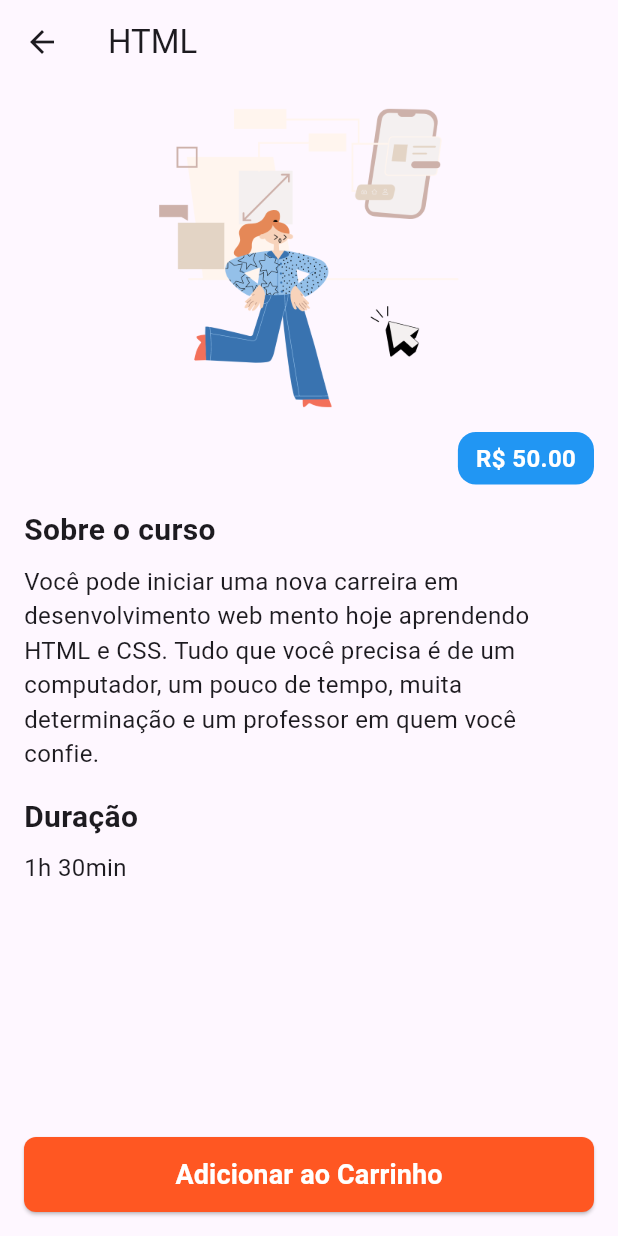
After one commit to vctrsoares/Projeto_titan, a Flutter app: the CourseDetailPage screen opened directly, on a phone screen of 412 x 824 dp. The commit adds this screen. Run offline on Flutter 3.47's test engine with Material 3 defaults, Android fonts, the phone set to English and light mode, and no system bars.

Commit message:
add product detail do html

```diff
--- a/projeto_final_TITAN/lib/main.dart
+++ b/projeto_final_TITAN/lib/main.dart
@@ -27,7 +27,7 @@ class _MyAppState extends State<MyApp> {
     return MaterialApp(
       title: 'Login Page',
       theme: ThemeData(),
-      home: SplashScreen(),
+      home: HomePage(),
     );
   }
 }
--- a/projeto_final_TITAN/lib/screens/home_screen.dart
+++ b/projeto_final_TITAN/lib/screens/home_screen.dart
@@ -1,6 +1,7 @@
 import 'package:flutter/material.dart';
 import 'profile_screen.dart';
 import 'settings_screen.dart';
+import 'product_detail.dart';
 
 class HomePage extends StatefulWidget {
   @override
@@ -93,7 +94,19 @@ class HomeContent extends StatelessWidget {
         SizedBox(height: 16.0),
         GestureDetector(
           onTap: () {
-            // Navegar para a tela de detalhes do curso HTML
+            Navigator.push(
+  context,
+  MaterialPageRoute(
+    builder: (context) => CourseDetailPage(
+      courseTitle: 'HTML',
+      courseDescription: 'Você pode iniciar uma nova carreira em desenvolvimento web mento hoje aprendendo HTML e CSS. Tudo que você precisa é de um computador, um pouco de tempo, muita determinação e um professor em quem você confie. ',
+      courseDuration: '1h 30min',
+      coursePrice: 50.0,
+      courseImage: 'assets/images/image_htmlcourse.png',
+    ),
+  ),
+);
+// Navegar para a tela de detalhes do curso HTML
           },
           child: CustomCard(
             duration: '3 h 30 min',
--- a/projeto_final_TITAN/lib/screens/login_screen.dart
+++ b/projeto_final_TITAN/lib/screens/login_screen.dart
@@ -1,5 +1,4 @@
 import 'package:flutter/material.dart';
-
 
 class LoginPage extends StatefulWidget {
   const LoginPage({Key? key}) : super(key: key);
@@ -65,13 +64,19 @@ class _LoginPageState extends State<LoginPage> {
                     // Implement login functionality here
                   },
                   style: ElevatedButton.styleFrom(
-                    backgroundColor: Colors.orange,
+                    backgroundColor: Colors.deepOrange,
                     minimumSize: const Size(double.infinity, 50),
                     shape: RoundedRectangleBorder(
                       borderRadius: BorderRadius.circular(8),
                     ),
                   ),
-                  child: const Text('Log in'),
+                  child: Text(
+                    'Log in',
+                    style: TextStyle(
+                        fontSize: 18,
+                        color: Colors.white,
+                        fontWeight: FontWeight.bold),
+                  ),
                 ),
                 TextButton(
                   onPressed: () {
--- /dev/null
+++ b/projeto_final_TITAN/lib/screens/product_detail.dart
@@ -0,0 +1,107 @@
+import 'package:flutter/material.dart';
+
+class CourseDetailPage extends StatelessWidget {
+  final String courseTitle;
+  final String courseDescription;
+  final String courseDuration;
+  final double coursePrice;
+  final String courseImage;
+
+  CourseDetailPage({
+    required this.courseTitle,
+    required this.courseDescription,
+    required this.courseDuration,
+    required this.courseImage,
+    required this.coursePrice,
+  });
+
+  @override
+  Widget build(BuildContext context) {
+    return Scaffold(
+      appBar: AppBar(
+        title: Text(courseTitle),
+        leading: IconButton(
+          icon: Icon(Icons.arrow_back),
+          onPressed: () {
+            Navigator.pop(context);
+          },
+        ),
+      ),
+      body: Padding(
+        padding: const EdgeInsets.all(16.0),
+        child: Column(
+          crossAxisAlignment: CrossAxisAlignment.start,
+          children: [
+            Center(
+              child: Image.asset(
+                courseImage,
+                height: 200,
+              ),
+            ),
+            SizedBox(height: 16),
+            Align(
+              alignment: Alignment.centerRight,
+              child: Container(
+                padding: EdgeInsets.symmetric(horizontal: 12, vertical: 6),
+                decoration: BoxDecoration(
+                  color: Colors.blue,
+                  borderRadius: BorderRadius.circular(12),
+                ),
+                child: Text(
+                  'R\$ ${coursePrice.toStringAsFixed(2)}',
+                  style: TextStyle(
+                    color: Colors.white,
+                    fontSize: 16,
+                    fontWeight: FontWeight.bold,
+                  ),
+                ),
+              ),
+            ),
+            SizedBox(height: 16),
+            Text(
+              'Sobre o curso',
+              style: TextStyle(fontSize: 20, fontWeight: FontWeight.bold),
+            ),
+            SizedBox(height: 8),
+            Text(
+              courseDescription,
+              style: TextStyle(fontSize: 16),
+            ),
+            SizedBox(height: 16),
+            Text(
+              'Duração',
+              style: TextStyle(fontSize: 20, fontWeight: FontWeight.bold),
+            ),
+            SizedBox(height: 8),
+            Text(
+              courseDuration,
+              style: TextStyle(fontSize: 16),
+            ),
+            Spacer(),
+            Center(
+              child: ElevatedButton(
+                onPressed: () {
+                  // Adicionar lógica para adicionar ao carrinho
+                },
+                style: ElevatedButton.styleFrom(
+                  backgroundColor: Colors.deepOrange,
+                  minimumSize: const Size(double.infinity, 50),
+                  shape: RoundedRectangleBorder(
+                    borderRadius: BorderRadius.circular(8),
+                  ),
+                ),
+                child: Text(
+                  'Adicionar ao Carrinho',
+                  style: TextStyle(
+                      fontSize: 18,
+                      color: Colors.white,
+                      fontWeight: FontWeight.bold),
+                ),
+              ),
+            ),
+          ],
+        ),
+      ),
+    );
+  }
+}
--- a/projeto_final_TITAN/pubspec.yaml
+++ b/projeto_final_TITAN/pubspec.yaml
@@ -73,6 +73,7 @@ flutter:
     - assets/images/image_uiscreen.png
     - assets/images/image_htmlscreen.png
     - assets/images/image_splashscreen.png
+    - assets/images/image_htmlcourse.png
   # An image asset can refer to one or more resolution-specific "variants", see
   # https://flutter.dev/assets-and-images/#resolution-aware
 
```
Also changed, not shown: projeto_final_TITAN/assets/images/image_htmlcourse.png (added).
